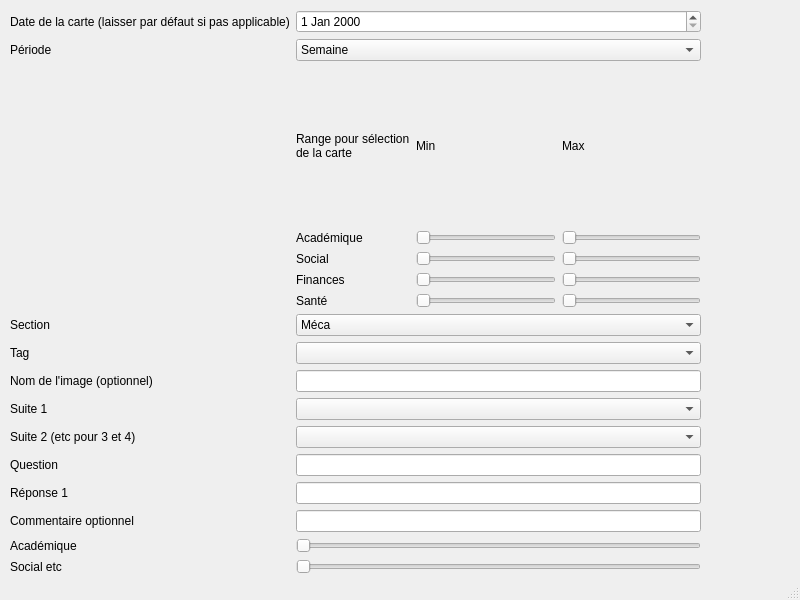
Above: MainWindowGUI.ui from emiledecosterd/CardGeneratorUI before the change. Below: the same form after it.
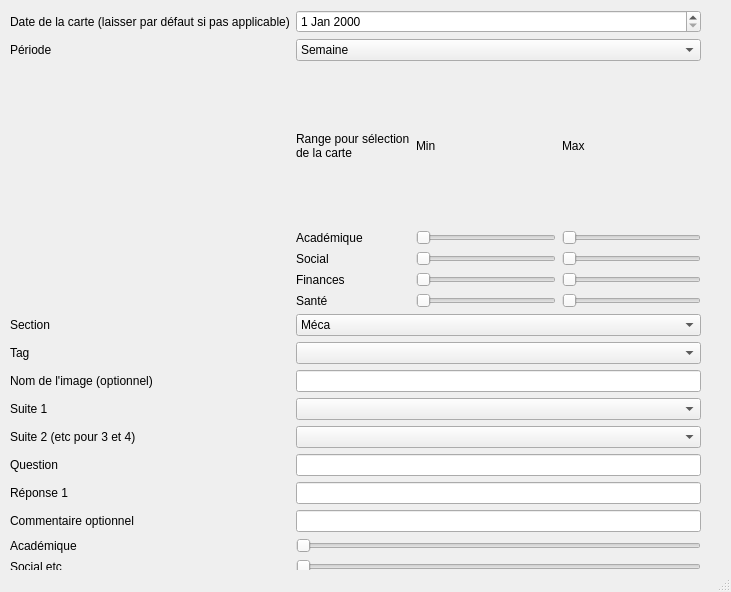
That is the form after the change.

Commit message: Ajout du screenshot

```diff
--- a/MainWindowGUI.ui
+++ b/MainWindowGUI.ui
@@ -6,8 +6,8 @@
    <rect>
     <x>0</x>
     <y>0</y>
-    <width>800</width>
-    <height>600</height>
+    <width>731</width>
+    <height>592</height>
    </rect>
   </property>
   <property name="windowTitle">
```
Left out of the diff: 2 changed lines with no effect on the pictures. The commit also changes 1 other file.
